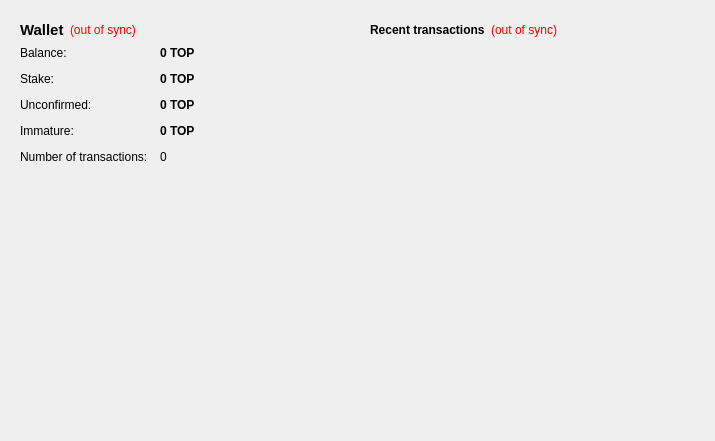
Old version of the form src/qt/forms/overviewpage.ui in the repository crymzyn/TopCoin3.
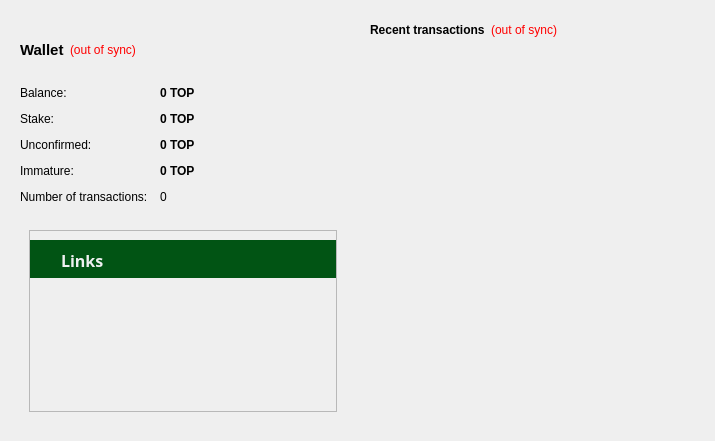
New version of the form. Icons and pictures are not drawn.

Diff of the .ui file:
```diff
--- a/src/qt/forms/overviewpage.ui
+++ b/src/qt/forms/overviewpage.ui
@@ -73,6 +73,31 @@
             </property>
            </spacer>
           </item>
+          <item>
+           <widget class="QLabel" name="label_6">
+            <property name="maximumSize">
+             <size>
+              <width>60</width>
+              <height>60</height>
+             </size>
+            </property>
+            <property name="text">
+             <string/>
+            </property>
+            <property name="pixmap">
+             <pixmap resource="../bitcoin.qrc">:/images/about</pixmap>
+            </property>
+            <property name="scaledContents">
+             <bool>true</bool>
+            </property>
+            <property name="alignment">
+             <set>Qt::AlignCenter</set>
+            </property>
+            <property name="margin">
+             <number>-2</number>
+            </property>
+           </widget>
+          </item>
          </layout>
         </item>
         <item>
@@ -234,46 +259,147 @@
           </property>
           <layout class="QGridLayout" name="gridLayout">
            <item row="0" column="0">
-            <widget class="QLabel" name="label_6">
-             <property name="maximumSize">
-              <size>
-               <width>150</width>
-               <height>150</height>
-              </size>
+            <widget class="QFrame" name="frameTop">
+             <property name="frameShape">
+              <enum>QFrame::StyledPanel</enum>
              </property>
-             <property name="text">
-              <string/>
+             <property name="frameShadow">
+              <enum>QFrame::Raised</enum>
              </property>
-             <property name="pixmap">
-              <pixmap resource="../bitcoin.qrc">:/images/about</pixmap>
-             </property>
-             <property name="scaledContents">
-              <bool>true</bool>
-             </property>
-             <property name="alignment">
-              <set>Qt::AlignCenter</set>
-             </property>
-             <property name="margin">
-              <number>-2</number>
-             </property>
+             <layout class="QVBoxLayout" name="verticalLayout_5">
+              <property name="spacing">
+               <number>5</number>
+              </property>
+              <property name="leftMargin">
+               <number>0</number>
+              </property>
+              <property name="rightMargin">
+               <number>0</number>
+              </property>
+              <property name="bottomMargin">
+               <number>0</number>
+              </property>
+              <item>
+               <widget class="QWidget" name="widget" native="true">
+                <property name="maximumSize">
+                 <size>
+                  <width>16777215</width>
+                  <height>38</height>
+                 </size>
+                </property>
+                <property name="styleSheet">
+                 <string notr="true">background-color: #015414;</string>
+                </property>
+                <layout class="QHBoxLayout" name="horizontalLayout_5">
+                 <item>
+                  <widget class="QLabel" name="label_7">
+                   <property name="maximumSize">
+                    <size>
+                     <width>16</width>
+                     <height>16777215</height>
+                    </size>
+                   </property>
+                   <property name="text">
+                    <string>&lt;html&gt;&lt;head/&gt;&lt;body&gt;&lt;p&gt;&lt;img src=&quot;:/icons/links&quot;/&gt;&lt;/p&gt;&lt;/body&gt;&lt;/html&gt;</string>
+                   </property>
+                  </widget>
+                 </item>
+                 <item>
+                  <widget class="QLabel" name="label_8">
+                   <property name="font">
+                    <font>
+                     <family>Sans</family>
+                     <pointsize>11</pointsize>
+                     <weight>75</weight>
+                     <bold>true</bold>
+                    </font>
+                   </property>
+                   <property name="text">
+                    <string>&lt;html&gt;&lt;head/&gt;&lt;body&gt;&lt;p&gt;&lt;span style=&quot; font-size:12pt; color:#eff0f1;&quot;&gt;Links&lt;/span&gt;&lt;/p&gt;&lt;/body&gt;&lt;/html&gt;</string>
+                   </property>
+                  </widget>
+                 </item>
+                </layout>
+               </widget>
+              </item>
+              <item>
+               <widget class="QWidget" name="widget2" native="true">
+                <property name="styleSheet">
+                 <string notr="true"/>
+                </property>
+                <layout class="QHBoxLayout" name="horizontalLayout_3">
+                 <property name="leftMargin">
+                  <number>0</number>
+                 </property>
+                 <property name="topMargin">
+                  <number>5</number>
+                 </property>
+                 <property name="rightMargin">
+                  <number>0</number>
+                 </property>
+                 <property name="bottomMargin">
+                  <number>4</number>
+                 </property>
+                 <item>
+                  <widget class="QLabel" name="label_9">
+                   <property name="text">
+                    <string>&lt;html&gt;&lt;head/&gt;&lt;body&gt;&lt;p&gt;&lt;a href=&quot;https://fourtwentyone.net/&quot;&gt;&lt;img src=&quot;:/icons/web&quot;/&gt;&lt;/a&gt;&lt;/p&gt;&lt;/body&gt;&lt;/html&gt;</string>
+                   </property>
+                   <property name="scaledContents">
+                    <bool>false</bool>
+                   </property>
+                   <property name="alignment">
+                    <set>Qt::AlignCenter</set>
+                   </property>
+                   <property name="margin">
+                    <number>5</number>
+                   </property>
+                   <property name="openExternalLinks">
+                    <bool>true</bool>
+                   </property>
+                  </widget>
+                 </item>
+                 <item>
+                  <widget class="QLabel" name="label9">
+                   <property name="text">
+                    <string>&lt;html&gt;&lt;head/&gt;&lt;body&gt;&lt;p&gt;&lt;a href=&quot;https://www.four20one.com/bitcointalk&quot;&gt;&lt;img src=&quot;:/icons/bitcointalk&quot;/&gt;&lt;/a&gt;&lt;/p&gt;&lt;/body&gt;&lt;/html&gt;</string>
+                   </property>
+                   <property name="alignment">
+                    <set>Qt::AlignCenter</set>
+                   </property>
+                   <property name="margin">
+                    <number>5</number>
+                   </property>
+                   <property name="openExternalLinks">
+                    <bool>true</bool>
+                   </property>
+                  </widget>
+                 </item>
+                 <item>
+                  <widget class="QLabel" name="label10">
+                   <property name="text">
+                    <string>&lt;html&gt;&lt;head/&gt;&lt;body&gt;&lt;p&gt;&lt;a href=&quot;https://www.crypto-city.com/index.php/fourtwentyone/&quot;&gt;&lt;img src=&quot;:/icons/blog&quot;/&gt;&lt;/a&gt;&lt;/p&gt;&lt;/body&gt;&lt;/html&gt;</string>
+                   </property>
+                   <property name="alignment">
+                    <set>Qt::AlignCenter</set>
+                   </property>
+                   <property name="margin">
+                    <number>5</number>
+                   </property>
+                   <property name="openExternalLinks">
+                    <bool>true</bool>
+                   </property>
+                  </widget>
+                 </item>
+                </layout>
+               </widget>
+              </item>
+             </layout>
             </widget>
            </item>
           </layout>
          </widget>
         </item>
-        <item>
-         <spacer name="verticalSpacer">
-          <property name="orientation">
-           <enum>Qt::Vertical</enum>
-          </property>
-          <property name="sizeHint" stdset="0">
-           <size>
-            <width>20</width>
-            <height>40</height>
-           </size>
-          </property>
-         </spacer>
-        </item>
        </layout>
       </widget>
      </item>
```
